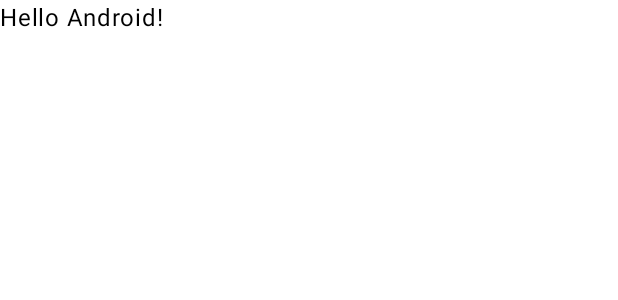
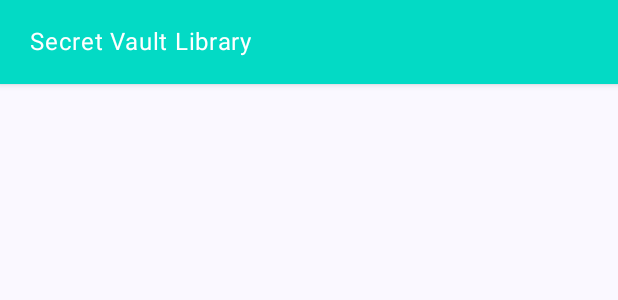
Before and after one commit to SusanaGit/secret-vault-library, an Android app built with Jetpack Compose: the @Preview function GreetingPreview, on a phone screen of 412 x 824 dp. Shown: the top 300 px of the screen. Run offline under Robolectric (Android 15) with nearby library versions, the phone set to English and light mode, and no system bars.

```diff
--- /dev/null
+++ b/app/src/main/java/com/example/secret_vault_library/Bar.kt
@@ -0,0 +1,30 @@
+package com.example.secret_vault_library
+
+import androidx.compose.foundation.layout.heightIn
+import androidx.compose.foundation.layout.padding
+import androidx.compose.material.TopAppBar
+import androidx.compose.material3.Text
+import androidx.compose.runtime.Composable
+import androidx.compose.ui.Modifier
+import androidx.compose.ui.res.colorResource
+import androidx.compose.ui.unit.dp
+
+@Composable
+fun BarView(
+    title: String,
+    onBackNavClicked: () -> Unit= {}
+){
+    TopAppBar(
+        title = {
+            Text(
+                text = title,
+                color = colorResource(id = R.color.white),
+                modifier = Modifier
+                    .padding(start = 4.dp)
+                    .heightIn(max = 24.dp)
+            )
+        },
+        elevation = 3.dp,
+        backgroundColor = colorResource(id = R.color.teal_200)
+    )
+}
--- /dev/null
+++ b/app/src/main/java/com/example/secret_vault_library/HomeView.kt
@@ -0,0 +1,21 @@
+package com.example.secret_vault_library
+
+import androidx.compose.foundation.layout.fillMaxSize
+import androidx.compose.foundation.layout.padding
+import androidx.compose.foundation.lazy.LazyColumn
+import androidx.compose.material3.Scaffold
+import androidx.compose.runtime.Composable
+import androidx.compose.ui.Modifier
+
+@Composable
+fun HomeView(){
+
+    Scaffold(
+        topBar = {
+            BarView(title = "Secret Vault Library")
+        }
+    ) {
+        LazyColumn(modifier = Modifier.fillMaxSize().padding(it)){
+        }
+    }
+}
--- a/app/src/main/java/com/example/secret_vault_library/MainActivity.kt
+++ b/app/src/main/java/com/example/secret_vault_library/MainActivity.kt
@@ -4,10 +4,10 @@ import android.os.Bundle
 import androidx.activity.ComponentActivity
 import androidx.activity.compose.setContent
 import androidx.activity.enableEdgeToEdge
+import androidx.compose.foundation.layout.Column
 import androidx.compose.foundation.layout.fillMaxSize
 import androidx.compose.foundation.layout.padding
 import androidx.compose.material3.Scaffold
-import androidx.compose.material3.Text
 import androidx.compose.runtime.Composable
 import androidx.compose.ui.Modifier
 import androidx.compose.ui.tooling.preview.Preview
@@ -19,29 +19,25 @@ class MainActivity : ComponentActivity() {
         enableEdgeToEdge()
         setContent {
             SecretvaultlibraryTheme {
-                Scaffold(modifier = Modifier.fillMaxSize()) { innerPadding ->
-                    Greeting(
-                        name = "Android",
-                        modifier = Modifier.padding(innerPadding)
-                    )
+                Scaffold(
+                    modifier = Modifier.fillMaxSize()
+                ) { padding ->
+                    Column(
+                        modifier = Modifier
+                            .padding(padding)
+                    ) {
+                        HomeView()
+                    }
                 }
             }
         }
     }
 }
 
-@Composable
-fun Greeting(name: String, modifier: Modifier = Modifier) {
-    Text(
-        text = "Hello $name!",
-        modifier = modifier
-    )
-}
-
 @Preview(showBackground = true)
 @Composable
 fun GreetingPreview() {
     SecretvaultlibraryTheme {
-        Greeting("Android")
+        HomeView()
     }
 }
--- a/build.gradle.kts
+++ b/build.gradle.kts
@@ -2,4 +2,5 @@
 plugins {
     alias(libs.plugins.android.application) apply false
     alias(libs.plugins.jetbrains.kotlin.android) apply false
+    alias(libs.plugins.org.jetbrains.kotlin.kapt) apply false
 }
```
Also changed, not shown: app/build.gradle.kts (+6 -6 lines), gradle/libs.versions.toml (+12 -6 lines).
